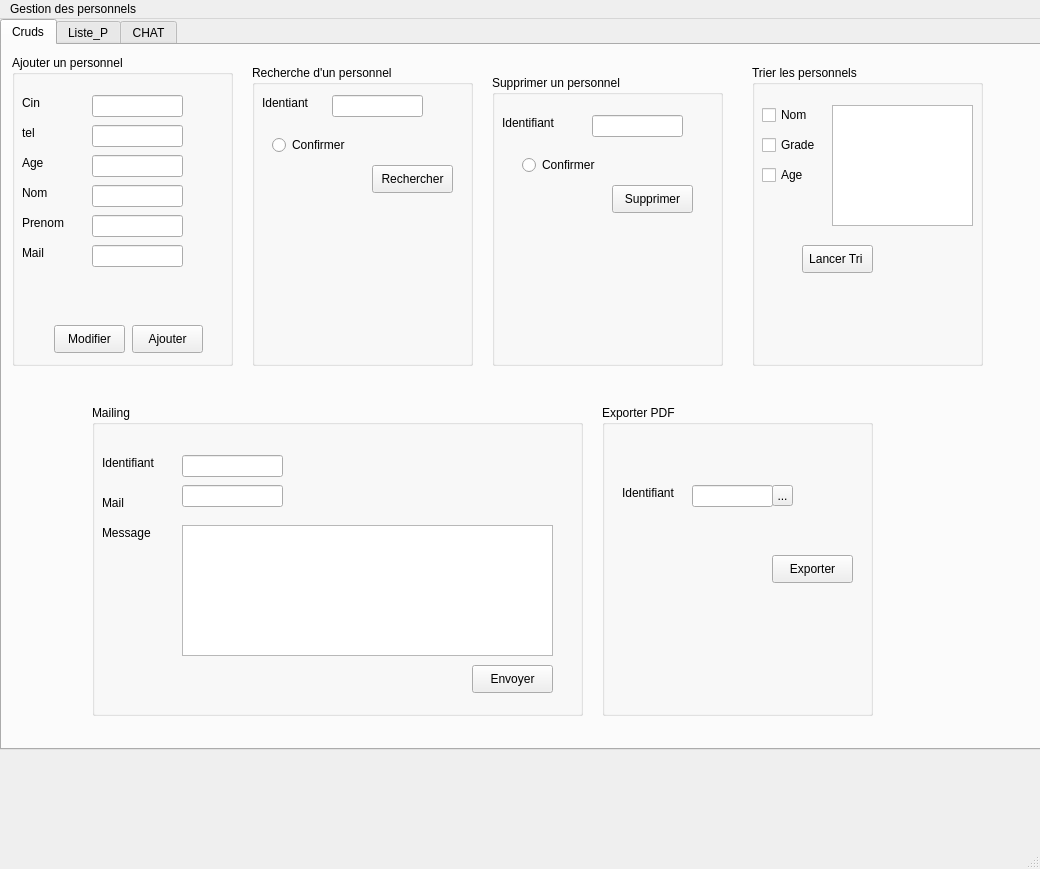
Before: the Qt Designer form mainwindow.ui in aziz212002/SMART-AIRPORT-2A21, drawn with Qt 5.
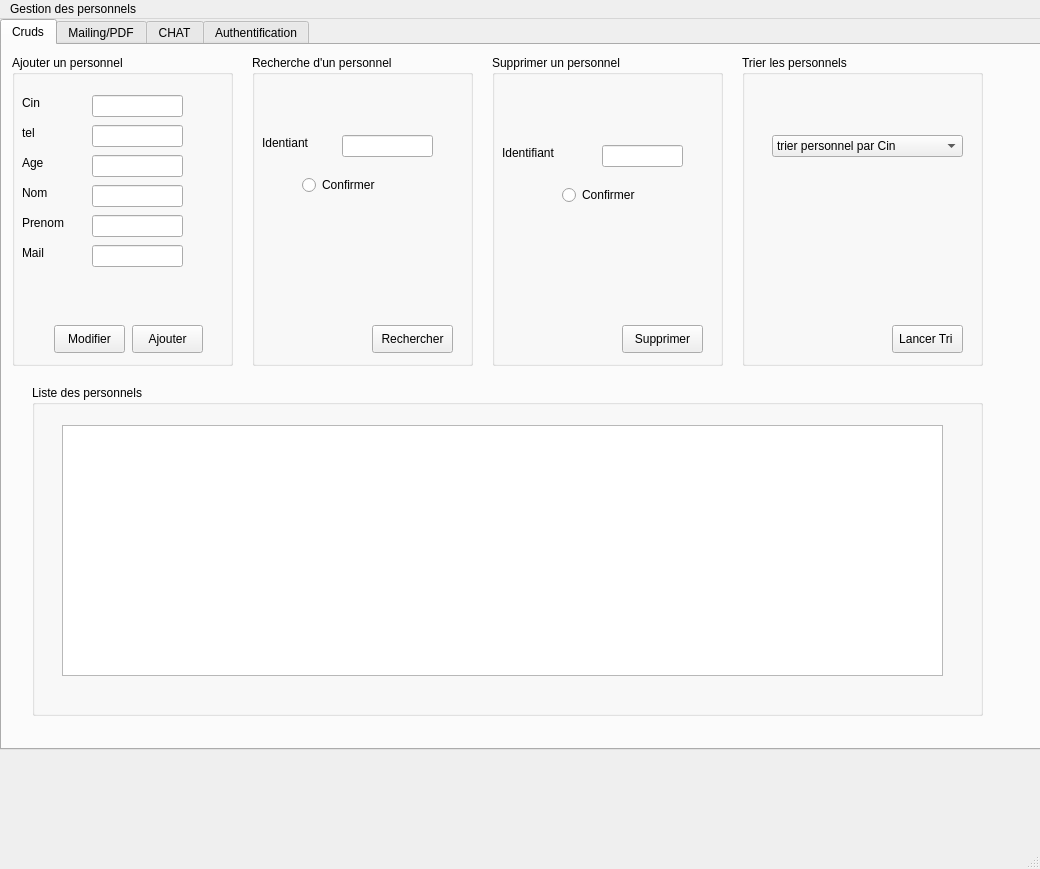
After: the same form once the commit is applied. The open tabs and pages were chosen to show the change. Icons and pictures are not drawn.

What changed in the file:
```diff
--- a/mainwindow.ui
+++ b/mainwindow.ui
@@ -24,7 +24,7 @@
      </rect>
     </property>
     <property name="currentIndex">
-     <number>0</number>
+     <number>3</number>
     </property>
     <widget class="QWidget" name="tab">
      <attribute name="title">
@@ -211,9 +211,9 @@
       <property name="geometry">
        <rect>
         <x>490</x>
-        <y>30</y>
+        <y>10</y>
         <width>231</width>
-        <height>291</height>
+        <height>311</height>
        </rect>
       </property>
       <property name="title">
@@ -223,7 +223,7 @@
        <property name="geometry">
         <rect>
          <x>10</x>
-         <y>40</y>
+         <y>90</y>
          <width>71</width>
          <height>16</height>
         </rect>
@@ -235,9 +235,9 @@
       <widget class="QLineEdit" name="lineEdit_8">
        <property name="geometry">
         <rect>
-         <x>100</x>
-         <y>40</y>
-         <width>91</width>
+         <x>110</x>
+         <y>90</y>
+         <width>81</width>
          <height>22</height>
         </rect>
        </property>
@@ -258,8 +258,8 @@
       <widget class="QPushButton" name="pushButton_3">
        <property name="geometry">
         <rect>
-         <x>120</x>
-         <y>110</y>
+         <x>130</x>
+         <y>270</y>
          <width>81</width>
          <height>28</height>
         </rect>
@@ -271,8 +271,8 @@
       <widget class="QRadioButton" name="radioButton_6">
        <property name="geometry">
         <rect>
-         <x>30</x>
-         <y>80</y>
+         <x>70</x>
+         <y>130</y>
          <width>97</width>
          <height>20</height>
         </rect>
@@ -286,9 +286,9 @@
       <property name="geometry">
        <rect>
         <x>250</x>
-        <y>20</y>
+        <y>10</y>
         <width>221</width>
-        <height>301</height>
+        <height>311</height>
        </rect>
       </property>
       <property name="title">
@@ -298,7 +298,7 @@
        <property name="geometry">
         <rect>
          <x>10</x>
-         <y>30</y>
+         <y>80</y>
          <width>71</width>
          <height>16</height>
         </rect>
@@ -307,11 +307,11 @@
         <string>Identiant</string>
        </property>
       </widget>
-      <widget class="QLineEdit" name="lineEdit_9">
+      <widget class="QLineEdit" name="lineEdit_recherche">
        <property name="geometry">
         <rect>
-         <x>80</x>
-         <y>30</y>
+         <x>90</x>
+         <y>80</y>
          <width>91</width>
          <height>22</height>
         </rect>
@@ -324,7 +324,7 @@
        <property name="geometry">
         <rect>
          <x>120</x>
-         <y>100</y>
+         <y>270</y>
          <width>81</width>
          <height>28</height>
         </rect>
@@ -336,8 +336,8 @@
       <widget class="QRadioButton" name="radioButton_5">
        <property name="geometry">
         <rect>
-         <x>20</x>
-         <y>70</y>
+         <x>50</x>
+         <y>120</y>
          <width>97</width>
          <height>20</height>
         </rect>
@@ -347,110 +347,23 @@
        </property>
       </widget>
      </widget>
-     <widget class="QGroupBox" name="groupBox_7">
-      <property name="geometry">
-       <rect>
-        <x>600</x>
-        <y>360</y>
-        <width>271</width>
-        <height>311</height>
-       </rect>
-      </property>
-      <property name="title">
-       <string>Exporter PDF</string>
-      </property>
-      <widget class="QToolButton" name="toolButton">
-       <property name="geometry">
-        <rect>
-         <x>170</x>
-         <y>80</y>
-         <width>21</width>
-         <height>21</height>
-        </rect>
-       </property>
-       <property name="text">
-        <string>...</string>
-       </property>
-       <property name="icon">
-        <iconset>
-         <normaloff>../download.jpg</normaloff>../download.jpg</iconset>
-       </property>
-      </widget>
-      <widget class="QPushButton" name="pushButton_7">
-       <property name="geometry">
-        <rect>
-         <x>170</x>
-         <y>150</y>
-         <width>81</width>
-         <height>28</height>
-        </rect>
-       </property>
-       <property name="text">
-        <string>Exporter</string>
-       </property>
-      </widget>
-      <widget class="QLabel" name="label_16">
-       <property name="geometry">
-        <rect>
-         <x>20</x>
-         <y>80</y>
-         <width>71</width>
-         <height>16</height>
-        </rect>
-       </property>
-       <property name="text">
-        <string>Identifiant</string>
-       </property>
-      </widget>
-      <widget class="QLineEdit" name="lineEdit_13">
-       <property name="geometry">
-        <rect>
-         <x>90</x>
-         <y>80</y>
-         <width>81</width>
-         <height>22</height>
-        </rect>
-       </property>
-      </widget>
-      <zorder>lineEdit_13</zorder>
-      <zorder>toolButton</zorder>
-      <zorder>pushButton_7</zorder>
-      <zorder>label_16</zorder>
-     </widget>
      <widget class="QGroupBox" name="groupBox_5">
       <property name="geometry">
        <rect>
-        <x>750</x>
-        <y>20</y>
-        <width>231</width>
-        <height>301</height>
+        <x>740</x>
+        <y>10</y>
+        <width>241</width>
+        <height>311</height>
        </rect>
       </property>
       <property name="title">
        <string>Trier les personnels</string>
       </property>
-      <widget class="QTextBrowser" name="textBrowser">
-       <property name="geometry">
-        <rect>
-         <x>80</x>
-         <y>40</y>
-         <width>141</width>
-         <height>121</height>
-        </rect>
-       </property>
-       <property name="html">
-        <string>&lt;!DOCTYPE HTML PUBLIC &quot;-//W3C//DTD HTML 4.0//EN&quot; &quot;http://www.w3.org/TR/REC-html40/strict.dtd&quot;&gt;
-&lt;html&gt;&lt;head&gt;&lt;meta name=&quot;qrichtext&quot; content=&quot;1&quot; /&gt;&lt;style type=&quot;text/css&quot;&gt;
-p, li { white-space: pre-wrap; }
-&lt;/style&gt;&lt;/head&gt;&lt;body style=&quot; font-family:'MS Shell Dlg 2'; font-size:7.8pt; font-weight:400; font-style:normal;&quot;&gt;
-&lt;p style=&quot;-qt-paragraph-type:empty; margin-top:0px; margin-bottom:0px; margin-left:0px; margin-right:0px; -qt-block-indent:0; text-indent:0px; font-family:'MS Shell Dlg 2';&quot;&gt;&lt;br /&gt;&lt;/p&gt;&lt;/body&gt;&lt;/html&gt;</string>
-       </property>
-      </widget>
       <widget class="QPushButton" name="pushButton_5">
        <property name="geometry">
         <rect>
-         <x>50</x>
-         <y>180</y>
+         <x>150</x>
+         <y>270</y>
          <width>71</width>
          <height>28</height>
         </rect>
@@ -459,53 +372,67 @@
         <string>Lancer Tri </string>
        </property>
       </widget>
-      <widget class="QCheckBox" name="checkBox">
+      <widget class="QComboBox" name="comboBox_tri">
        <property name="geometry">
         <rect>
-         <x>10</x>
+         <x>30</x>
+         <y>80</y>
+         <width>191</width>
+         <height>22</height>
+        </rect>
+       </property>
+       <item>
+        <property name="text">
+         <string>trier personnel par Cin</string>
+        </property>
+       </item>
+       <item>
+        <property name="text">
+         <string>trier personnel par ordre alphabetique du nom</string>
+        </property>
+       </item>
+       <item>
+        <property name="text">
+         <string>trier personnel par Age</string>
+        </property>
+       </item>
+      </widget>
+     </widget>
+     <widget class="QGroupBox" name="groupBox_9">
+      <property name="geometry">
+       <rect>
+        <x>30</x>
+        <y>340</y>
+        <width>951</width>
+        <height>331</height>
+       </rect>
+      </property>
+      <property name="title">
+       <string>Liste des personnels</string>
+      </property>
+      <widget class="QTableView" name="tableView">
+       <property name="geometry">
+        <rect>
+         <x>30</x>
          <y>40</y>
-         <width>83</width>
-         <height>20</height>
+         <width>881</width>
+         <height>251</height>
         </rect>
-       </property>
-       <property name="text">
-        <string>Nom</string>
-       </property>
-      </widget>
-      <widget class="QCheckBox" name="checkBox_2">
-       <property name="geometry">
-        <rect>
-         <x>10</x>
-         <y>70</y>
-         <width>83</width>
-         <height>20</height>
-        </rect>
-       </property>
-       <property name="text">
-        <string>Grade</string>
-       </property>
-      </widget>
-      <widget class="QCheckBox" name="checkBox_3">
-       <property name="geometry">
-        <rect>
-         <x>10</x>
-         <y>100</y>
-         <width>83</width>
-         <height>20</height>
-        </rect>
-       </property>
-       <property name="text">
-        <string>Age</string>
        </property>
       </widget>
      </widget>
+    </widget>
+    <widget class="QWidget" name="tab_3">
+     <attribute name="title">
+      <string>Mailing/PDF</string>
+     </attribute>
      <widget class="QGroupBox" name="groupBox_6">
       <property name="geometry">
        <rect>
-        <x>90</x>
-        <y>360</y>
-        <width>491</width>
-        <height>311</height>
+        <x>30</x>
+        <y>30</y>
+        <width>591</width>
+        <height>321</height>
        </rect>
       </property>
       <property name="title">
@@ -521,10 +448,10 @@
         </rect>
        </property>
        <property name="text">
-        <string>Identifiant</string>
+        <string>objet</string>
        </property>
       </widget>
-      <widget class="QLineEdit" name="lineEdit_11">
+      <widget class="QLineEdit" name="Lineobjet">
        <property name="geometry">
         <rect>
          <x>90</x>
@@ -547,7 +474,7 @@
         <string>Mail</string>
        </property>
       </widget>
-      <widget class="QLineEdit" name="lineEdit_12">
+      <widget class="QLineEdit" name="Linemail">
        <property name="geometry">
         <rect>
          <x>90</x>
@@ -557,23 +484,6 @@
         </rect>
        </property>
       </widget>
-      <widget class="QTextBrowser" name="textBrowser_2">
-       <property name="geometry">
-        <rect>
-         <x>90</x>
-         <y>120</y>
-         <width>371</width>
-         <height>131</height>
-        </rect>
-       </property>
-       <property name="html">
-        <string>&lt;!DOCTYPE HTML PUBLIC &quot;-//W3C//DTD HTML 4.0//EN&quot; &quot;http://www.w3.org/TR/REC-html40/strict.dtd&quot;&gt;
-&lt;html&gt;&lt;head&gt;&lt;meta name=&quot;qrichtext&quot; content=&quot;1&quot; /&gt;&lt;style type=&quot;text/css&quot;&gt;
-p, li { white-space: pre-wrap; }
-&lt;/style&gt;&lt;/head&gt;&lt;body style=&quot; font-family:'MS Shell Dlg 2'; font-size:7.8pt; font-weight:400; font-style:normal;&quot;&gt;
-&lt;p style=&quot;-qt-paragraph-type:empty; margin-top:0px; margin-bottom:0px; margin-left:0px; margin-right:0px; -qt-block-indent:0; text-indent:0px; font-family:'MS Shell Dlg 2';&quot;&gt;&lt;br /&gt;&lt;/p&gt;&lt;/body&gt;&lt;/html&gt;</string>
-       </property>
-      </widget>
       <widget class="QLabel" name="label_15">
        <property name="geometry">
         <rect>
@@ -587,11 +497,11 @@
         <string>Message</string>
        </property>
       </widget>
-      <widget class="QPushButton" name="pushButton_6">
+      <widget class="QPushButton" name="pb_mail">
        <property name="geometry">
         <rect>
-         <x>380</x>
-         <y>260</y>
+         <x>480</x>
+         <y>270</y>
          <width>81</width>
          <height>28</height>
         </rect>
@@ -600,45 +510,70 @@
         <string>Envoyer</string>
        </property>
       </widget>
+      <widget class="QPlainTextEdit" name="msg">
+       <property name="geometry">
+        <rect>
+         <x>90</x>
+         <y>110</y>
+         <width>181</width>
+         <height>111</height>
+        </rect>
+       </property>
+      </widget>
      </widget>
-    </widget>
-    <widget class="QWidget" name="tab_3">
-     <attribute name="title">
-      <string>Liste_P</string>
-     </attribute>
-     <widget class="QGroupBox" name="groupBox_9">
+     <widget class="QGroupBox" name="groupBox_7">
       <property name="geometry">
        <rect>
-        <x>40</x>
-        <y>30</y>
-        <width>961</width>
-        <height>601</height>
+        <x>660</x>
+        <y>320</y>
+        <width>271</width>
+        <height>251</height>
        </rect>
       </property>
       <property name="title">
-       <string>Liste des personnels</string>
+       <string>Exporter PDF</string>
       </property>
-      <widget class="QScrollBar" name="verticalScrollBar_2">
+      <widget class="QToolButton" name="toolButton">
        <property name="geometry">
         <rect>
-         <x>870</x>
-         <y>40</y>
-         <width>20</width>
-         <height>521</height>
+         <x>140</x>
+         <y>90</y>
+         <width>31</width>
+         <height>31</height>
         </rect>
        </property>
-       <property name="orientation">
-        <enum>Qt::Vertical</enum>
+       <property name="text">
+        <string>...</string>
        </property>
+       <property name="icon">
+        <iconset>
+         <normaloff>../download.jpg</normaloff>../download.jpg</iconset>
+       </property>
       </widget>
-      <widget class="QTableView" name="tableView">
+      <widget class="QPushButton" name="pushButton_7">
        <property name="geometry">
         <rect>
-         <x>5</x>
-         <y>41</y>
-         <width>851</width>
-         <height>511</height>
+         <x>60</x>
+         <y>90</y>
+         <width>81</width>
+         <height>28</height>
         </rect>
+       </property>
+       <property name="text">
+        <string>Exporter</string>
+       </property>
+      </widget>
+      <widget class="QLabel" name="label_16">
+       <property name="geometry">
+        <rect>
+         <x>20</x>
+         <y>80</y>
+         <width>71</width>
+         <height>16</height>
+        </rect>
+       </property>
+       <property name="text">
+        <string/>
        </property>
       </widget>
      </widget>
@@ -671,6 +606,112 @@
       </widget>
      </widget>
     </widget>
+    <widget class="QWidget" name="tab_4">
+     <attribute name="title">
+      <string>Authentification</string>
+     </attribute>
+     <widget class="QGroupBox" name="groupBox_8">
+      <property name="geometry">
+       <rect>
+        <x>290</x>
+        <y>110</y>
+        <width>381</width>
+        <height>361</height>
+       </rect>
+      </property>
+      <property name="title">
+       <string>Authentification</string>
+      </property>
+      <widget class="QTextEdit" name="textEdit_2">
+       <property name="geometry">
+        <rect>
+         <x>30</x>
+         <y>50</y>
+         <width>321</width>
+         <height>41</height>
+        </rect>
+       </property>
+       <property name="html">
+        <string>&lt;!DOCTYPE HTML PUBLIC &quot;-//W3C//DTD HTML 4.0//EN&quot; &quot;http://www.w3.org/TR/REC-html40/strict.dtd&quot;&gt;
+&lt;html&gt;&lt;head&gt;&lt;meta name=&quot;qrichtext&quot; content=&quot;1&quot; /&gt;&lt;style type=&quot;text/css&quot;&gt;
+p, li { white-space: pre-wrap; }
+&lt;/style&gt;&lt;/head&gt;&lt;body style=&quot; font-family:'MS Shell Dlg 2'; font-size:7.8pt; font-weight:400; font-style:normal;&quot;&gt;
+&lt;p align=&quot;center&quot; style=&quot; margin-top:0px; margin-bottom:0px; margin-left:0px; margin-right:0px; -qt-block-indent:0; text-indent:0px;&quot;&gt;&lt;span style=&quot; font-family:'MS Shell Dlg 2'; font-size:14pt;&quot;&gt;Entrer vos donnees&lt;/span&gt;&lt;/p&gt;&lt;/body&gt;&lt;/html&gt;</string>
+       </property>
+      </widget>
+      <widget class="QLabel" name="label">
+       <property name="geometry">
+        <rect>
+         <x>50</x>
+         <y>160</y>
+         <width>101</width>
+         <height>31</height>
+        </rect>
+       </property>
+       <property name="maximumSize">
+        <size>
+         <width>101</width>
+         <height>16777215</height>
+        </size>
+       </property>
+       <property name="whatsThis">
+        <string>&lt;html&gt;&lt;head/&gt;&lt;body&gt;&lt;p&gt;Cin&lt;/p&gt;&lt;/body&gt;&lt;/html&gt;</string>
+       </property>
+       <property name="styleSheet">
+        <string notr="true"/>
+       </property>
+       <property name="text">
+        <string>user name</string>
+       </property>
+      </widget>
+      <widget class="QLineEdit" name="lineEdit">
+       <property name="geometry">
+        <rect>
+         <x>150</x>
+         <y>160</y>
+         <width>113</width>
+         <height>31</height>
+        </rect>
+       </property>
+      </widget>
+      <widget class="QPushButton" name="pushButton_8">
+       <property name="geometry">
+        <rect>
+         <x>250</x>
+         <y>300</y>
+         <width>93</width>
+         <height>28</height>
+        </rect>
+       </property>
+       <property name="text">
+        <string>se connecter</string>
+       </property>
+      </widget>
+      <widget class="QLabel" name="label_7">
+       <property name="geometry">
+        <rect>
+         <x>50</x>
+         <y>210</y>
+         <width>56</width>
+         <height>16</height>
+        </rect>
+       </property>
+       <property name="text">
+        <string>Cin</string>
+       </property>
+      </widget>
+      <widget class="QLineEdit" name="lineEdit_6">
+       <property name="geometry">
+        <rect>
+         <x>150</x>
+         <y>210</y>
+         <width>111</width>
+         <height>31</height>
+        </rect>
+       </property>
+      </widget>
+     </widget>
+    </widget>
    </widget>
   </widget>
   <widget class="QStatusBar" name="statusbar"/>
```
